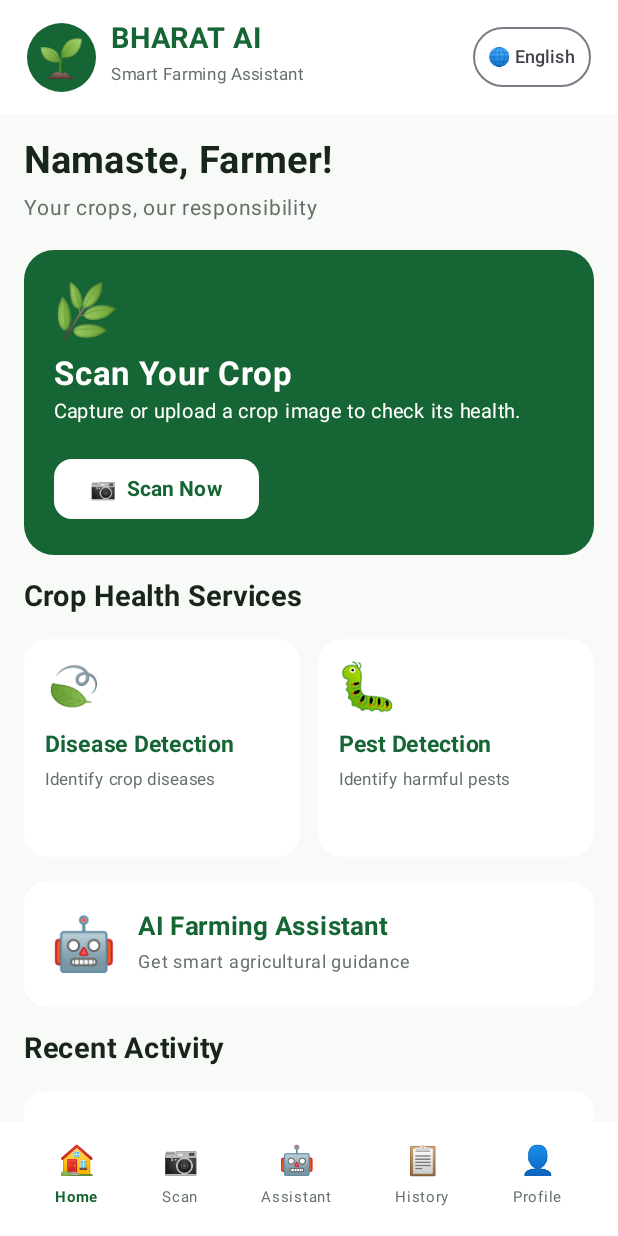
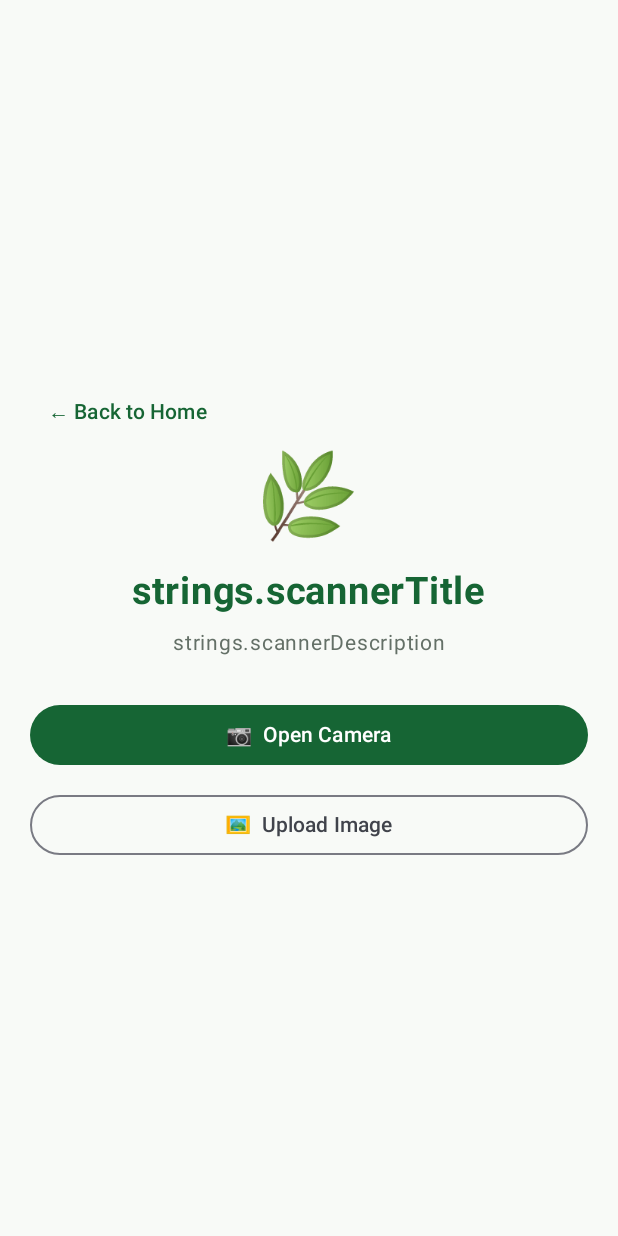
Before and after one commit to manoj5373/Bharat-AI-Crop-Assistant, an Android app built with Jetpack Compose: the screen it shows after launch (MainActivity), after a tap on "📷 Scan Now", on a phone screen of 412 x 824 dp. Run offline under Robolectric (Android 15) with nearby library versions, the phone set to English and light mode, and no system bars.

Commit message:
Implement multilingual crop scanner and gallery image selection

```diff
--- a/Android-App/BharatAI/app/src/main/java/com/bharatai/cropassistant/MainActivity.kt
+++ b/Android-App/BharatAI/app/src/main/java/com/bharatai/cropassistant/MainActivity.kt
@@ -19,6 +19,14 @@ import androidx.compose.ui.text.font.FontWeight
 import androidx.compose.ui.unit.dp
 import androidx.compose.ui.unit.sp
 import com.bharatai.cropassistant.ui.theme.BharatAITheme
+import android.graphics.Bitmap
+import android.graphics.BitmapFactory
+import androidx.activity.compose.rememberLauncherForActivityResult
+import androidx.activity.result.contract.ActivityResultContracts
+import androidx.compose.foundation.Image
+import androidx.compose.ui.graphics.asImageBitmap
+import androidx.compose.ui.layout.ContentScale
+import androidx.compose.ui.platform.LocalContext
 
 // Application colours
 private val Green = Color(0xFF166534)
@@ -57,7 +65,12 @@ private data class AppStrings(
     val assistantSelected: String,
     val scanSelected: String,
     val historySelected: String,
-    val profileSelected: String
+    val profileSelected: String,
+    val backHome: String,
+    val scannerTitle: String,
+    val scannerDescription: String,
+    val openCamera: String,
+    val uploadImage: String
 )
 
 private fun translationsFor(language: String): AppStrings {
@@ -90,7 +103,12 @@ private fun translationsFor(language: String): AppStrings {
             assistantSelected = "AI कृषि सहायक चुना गया।",
             scanSelected = "फसल स्कैन चुना गया।",
             historySelected = "फसल जांच का इतिहास चुना गया।",
-            profileSelected = "प्रोफ़ाइल चुनी गई।"
+            profileSelected = "प्रोफ़ाइल चुनी गई।",
+            backHome = "होम पर वापस जाएं",
+            scannerTitle = "फसल स्कैनर",
+            scannerDescription = "फसल का स्वास्थ्य जांचने के लिए उसकी तस्वीर लें या अपलोड करें।",
+            openCamera = "कैमरा खोलें",
+            uploadImage = "तस्वीर अपलोड करें"
         )
 
         "Kannada" -> AppStrings(
@@ -121,7 +139,12 @@ private fun translationsFor(language: String): AppStrings {
             assistantSelected = "AI ಕೃಷಿ ಸಹಾಯಕವನ್ನು ಆಯ್ಕೆಮಾಡಲಾಗಿದೆ.",
             scanSelected = "ಬೆಳೆ ಸ್ಕ್ಯಾನ್ ಆಯ್ಕೆಮಾಡಲಾಗಿದೆ.",
             historySelected = "ಬೆಳೆ ರೋಗನಿರ್ಣಯದ ಇತಿಹಾಸವನ್ನು ಆಯ್ಕೆಮಾಡಲಾಗಿದೆ.",
-            profileSelected = "ಪ್ರೊಫೈಲ್ ಆಯ್ಕೆಮಾಡಲಾಗಿದೆ."
+            profileSelected = "ಪ್ರೊಫೈಲ್ ಆಯ್ಕೆಮಾಡಲಾಗಿದೆ.",
+            backHome = "ಮುಖಪುಟಕ್ಕೆ ಹಿಂತಿರುಗಿ",
+            scannerTitle = "ಬೆಳೆ ಸ್ಕ್ಯಾನರ್",
+            scannerDescription = "ಬೆಳೆಯ ಆರೋಗ್ಯವನ್ನು ಪರಿಶೀಲಿಸಲು ಅದರ ಚಿತ್ರವನ್ನು ತೆಗೆದುಕೊಳ್ಳಿ ಅಥವಾ ಅಪ್‌ಲೋಡ್ ಮಾಡಿ.",
+            openCamera = "ಕ್ಯಾಮೆರಾ ತೆರೆಯಿರಿ",
+            uploadImage = "ಚಿತ್ರವನ್ನು ಅಪ್‌ಲೋಡ್ ಮಾಡಿ"
         )
 
         "Telugu" -> AppStrings(
@@ -152,7 +175,12 @@ private fun translationsFor(language: String): AppStrings {
             assistantSelected = "AI వ్యవసాయ సహాయకుడు ఎంచుకోబడింది.",
             scanSelected = "పంట స్కాన్ ఎంచుకోబడింది.",
             historySelected = "పంట నిర్ధారణ చరిత్ర ఎంచుకోబడింది.",
-            profileSelected = "ప్రొఫైల్ ఎంచుకోబడింది."
+            profileSelected = "ప్రొఫైల్ ఎంచుకోబడింది.",
+            backHome = "హోమ్‌కు తిరిగి వెళ్లండి",
+            scannerTitle = "పంట స్కానర్",
+            scannerDescription = "పంట ఆరోగ్యాన్ని తనిఖీ చేయడానికి చిత్రాన్ని తీయండి లేదా అప్‌లోడ్ చేయండి.",
+            openCamera = "కెమెరాను తెరవండి",
+            uploadImage = "చిత్రాన్ని అప్‌లోడ్ చేయండి"
         )
 
         else -> AppStrings(
@@ -183,7 +211,12 @@ private fun translationsFor(language: String): AppStrings {
             assistantSelected = "AI Farming Assistant selected.",
             scanSelected = "Crop scanning selected.",
             historySelected = "Diagnosis history selected.",
-            profileSelected = "Profile selected."
+            profileSelected = "Profile selected.",
+            backHome = "Back to Home",
+            scannerTitle = "Crop Scanner",
+            scannerDescription = "Capture or upload a crop image to check its health.",
+            openCamera = "Open Camera",
+            uploadImage = "Upload Image"
         )
     }
 }
@@ -210,6 +243,16 @@ fun BharatAIHomeScreen() {
     var message by remember { mutableStateOf("") }
 
     val strings = translationsFor(selectedLanguage)
+
+    if (selectedTab == "Scan") {
+        CropScannerScreen(
+            strings = strings,
+            onBack = {
+                selectedTab = "Home"
+            }
+        )
+        return
+    }
 
     val languageDisplayName = when (selectedLanguage) {
         "Hindi" -> "हिन्दी"
@@ -348,7 +391,8 @@ fun BharatAIHomeScreen() {
 
                     Button(
                         onClick = {
-                            message = strings.scanComingSoon
+                            selectedTab = "Scan"
+                            message = ""
                         },
                         colors = ButtonDefaults.buttonColors(
                             containerColor = Color.White,
@@ -498,7 +542,7 @@ fun BharatAIHomeScreen() {
                 selected = selectedTab == "Scan"
             ) {
                 selectedTab = "Scan"
-                message = strings.scanSelected
+                message = ""
             }
 
             NavigationItem(
@@ -598,3 +642,100 @@ fun NavigationItem(
         )
     }
 }
+@Composable
+private fun CropScannerScreen(
+    strings: AppStrings,
+    onBack: () -> Unit
+){
+    val context = LocalContext.current
+
+    var selectedImage by remember {
+        mutableStateOf<Bitmap?>(null)
+    }
+
+    val galleryLauncher = rememberLauncherForActivityResult(
+        contract = ActivityResultContracts.GetContent()
+    ) { uri ->
+        uri?.let {
+            context.contentResolver.openInputStream(it)?.use { stream ->
+                selectedImage = BitmapFactory.decodeStream(stream)
+            }
+        }
+    }
+
+    Column(
+        modifier = Modifier
+            .fillMaxSize()
+            .background(Background)
+            .padding(20.dp),
+        horizontalAlignment = Alignment.CenterHorizontally,
+        verticalArrangement = Arrangement.Center
+    ) {
+        Row(
+            modifier = Modifier.fillMaxWidth(),
+            verticalAlignment = Alignment.CenterVertically
+        ) {
+            TextButton(onClick = onBack) {
+                Text("← ${strings.backHome}", color = Green)
+            }
+        }
+
+        selectedImage?.let { bitmap ->
+            Spacer(modifier = Modifier.height(16.dp))
+
+            Image(
+                bitmap = bitmap.asImageBitmap(),
+                contentDescription = "Selected crop image",
+                modifier = Modifier
+                    .fillMaxWidth()
+                    .height(250.dp),
+                contentScale = ContentScale.Crop
+            )
+        }
+
+        Text(
+            text = "🌿",
+            fontSize = 55.sp
+        )
+
+        Spacer(modifier = Modifier.height(16.dp))
+
+        Text(
+            text = "strings.scannerTitle",
+            fontSize = 25.sp,
+            fontWeight = FontWeight.Bold,
+            color = Green
+        )
+
+        Spacer(modifier = Modifier.height(8.dp))
+
+        Text(
+            text = "strings.scannerDescription",
+            fontSize = 14.sp,
+            color = GreyText
+        )
+
+        Spacer(modifier = Modifier.height(25.dp))
+
+        Button(
+            onClick = { },
+            modifier = Modifier.fillMaxWidth(),
+            colors = ButtonDefaults.buttonColors(
+                containerColor = Green
+            )
+        ) {
+            Text("📷  ${strings.openCamera}")
+        }
+
+        Spacer(modifier = Modifier.height(12.dp))
+
+        OutlinedButton(
+            onClick = {
+                galleryLauncher.launch("image/*")
+            },
+            modifier = Modifier.fillMaxWidth()
+        ) {
+            Text("🖼️  ${strings.uploadImage}")
+        }
+    }
+}
```
